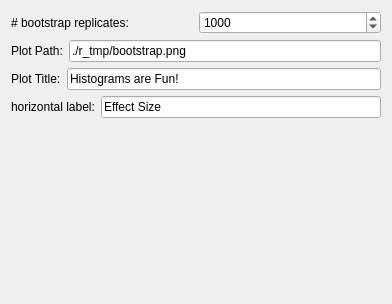
The window that bootstrap_page.ui (gdietz/OpenMEE) describes before a commit, drawn with Qt 5.
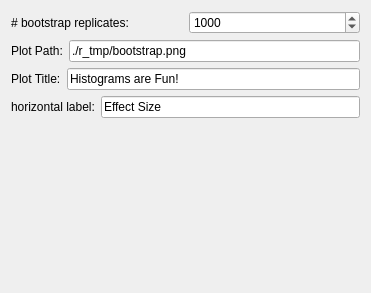
The same window after the commit.

Commit message: bootstrap meta reg cond means, still need to add histograms

What changed in the file:
```diff
--- a/bootstrap_page.ui
+++ b/bootstrap_page.ui
@@ -6,8 +6,8 @@
    <rect>
     <x>0</x>
     <y>0</y>
-    <width>392</width>
-    <height>304</height>
+    <width>371</width>
+    <height>293</height>
    </rect>
   </property>
   <property name="windowTitle">
@@ -106,7 +106,7 @@
      <property name="sizeHint" stdset="0">
       <size>
        <width>20</width>
-       <height>142</height>
+       <height>131</height>
       </size>
      </property>
     </spacer>
```
Left out of the diff: 2 changed lines with no effect on the pictures. The commit also changes 7 other files.
